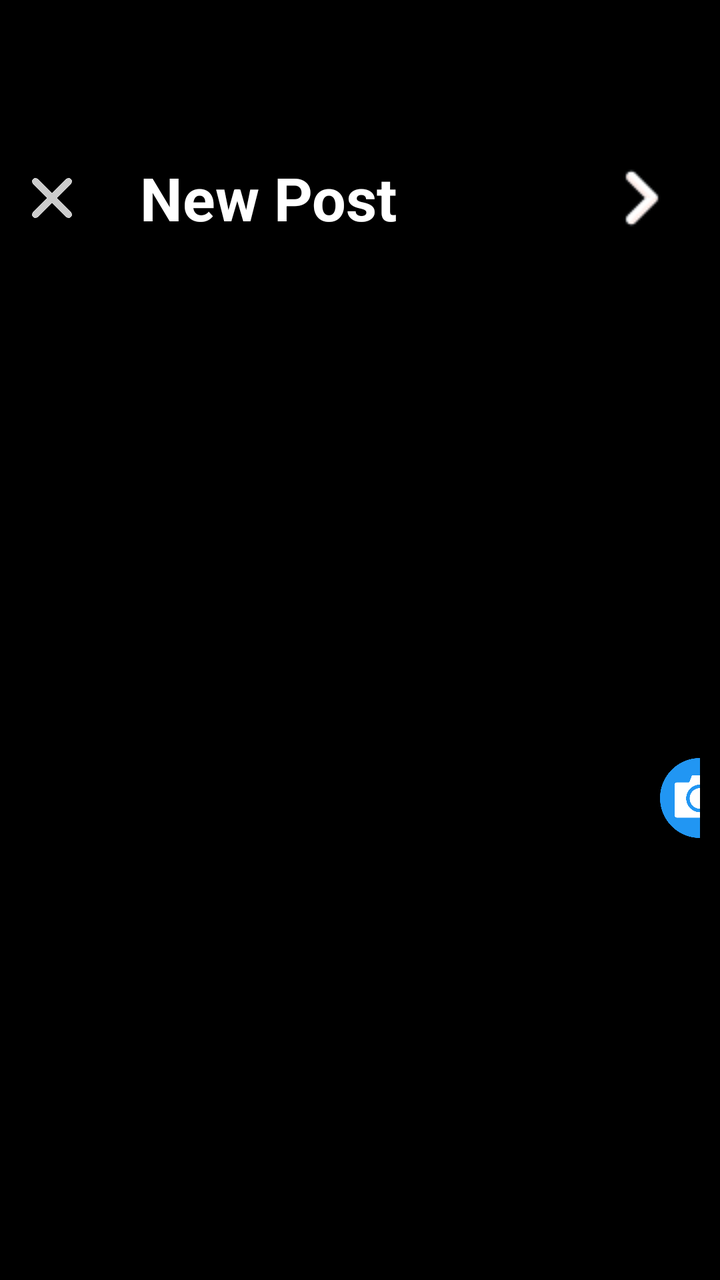
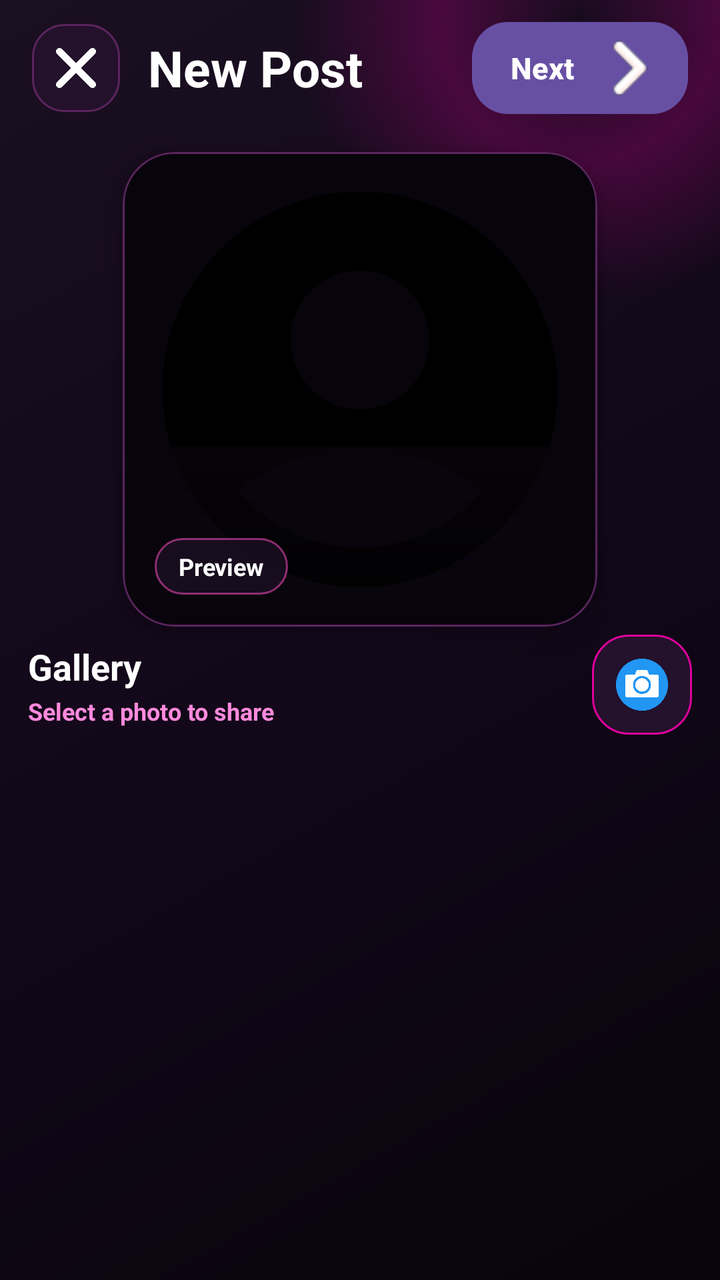

Before-and-after screenshots of an Android layout around one commit, followed by the original layout XML and the change that was made.
<!-- AndroidManifest.xml: application theme Theme.Instagram -->
<!-- res/layout/fragment_post.xml -->
<LinearLayout xmlns:android="http://schemas.android.com/apk/res/android"
    android:layout_width="match_parent"
    android:layout_height="match_parent"
    android:id="@+id/linearPost"
    android:background="@color/black"
    xmlns:app="http://schemas.android.com/apk/res-auto"
    android:orientation="vertical">


    <androidx.appcompat.widget.Toolbar
        android:layout_width="match_parent"
        android:layout_height="wrap_content"
        android:background="@color/black"
        android:layout_marginTop="40dp"
        >

        <ImageView
            android:layout_width="20dp"
            android:layout_height="20dp"
            android:src="@drawable/cross"
            android:id="@+id/cross"
            android:layout_marginLeft="10dp"
            android:layout_marginRight="20dp"/>
        <TextView
            android:layout_width="wrap_content"
            android:layout_height="wrap_content"
            android:text="New Post"
            android:layout_marginLeft="20dp"
            android:textSize="30sp"
            android:textStyle="bold"
            android:textColor="@color/white"/>

        <Button
            android:layout_width="wrap_content"
            android:layout_height="wrap_content"
            android:textSize="20sp"
            android:backgroundTint="@color/black"
            android:id="@+id/nextPostt"
            android:text="Next"
            android:drawableRight="@drawable/right"
            android:drawablePadding="10dp"
            android:textAlignment="textEnd"
            android:layout_marginLeft="80dp"
            android:clickable="true"
            android:focusable="true"
            android:textStyle="bold"
            android:textColor="@color/white"/>
    </androidx.appcompat.widget.Toolbar>


    
    <ImageView
        android:id="@+id/selectedImageView"
        android:layout_width="match_parent"
        android:layout_height="0dp"
        android:src="@drawable/user"
        android:layout_weight="1"
        android:scaleType="centerCrop"
        android:background="@color/black" />

 <LinearLayout
     android:layout_width="wrap_content"
     android:layout_height="wrap_content"
     android:layout_margin="10dp"
     android:orientation="horizontal">

     <ImageView
         android:layout_width="40dp"
         android:layout_height="40dp"
         android:src="@drawable/camera"
         android:id="@+id/camera"
         android:layout_marginLeft="320dp"
         android:layout_marginRight="20dp"/>

 </LinearLayout>

    

    <androidx.recyclerview.widget.RecyclerView
        android:id="@+id/galleryRecyclerView"
        android:layout_width="match_parent"
        android:layout_height="0dp"
        android:layout_weight="1"
        android:padding="8dp"

        app:spanCount="4"
        android:orientation="vertical" />
</LinearLayout>
<!-- resources referenced by this layout -->
<resources>
  <color name="black">#FF000000</color>
  <color name="white">#FFFFFFFF</color>
  <style name="Theme.Instagram" parent="Base.Theme.Instagram" />
  <style name="Base.Theme.Instagram" parent="Theme.Material3.DayNight.NoActionBar">
          
          
      </style>
  <!-- unchanged entries left out for length: 4 -->
</resources>

<!-- the commit's change to res/layout/fragment_post.xml (unified diff, before → after) -->
@@ -1,88 +1,232 @@
-<LinearLayout xmlns:android="http://schemas.android.com/apk/res/android"
+<?xml version="1.0" encoding="utf-8"?>
+<androidx.constraintlayout.widget.ConstraintLayout xmlns:android="http://schemas.android.com/apk/res/android"
+    xmlns:app="http://schemas.android.com/apk/res-auto"
+    xmlns:tools="http://schemas.android.com/tools"
+    android:id="@+id/linearPost"
     android:layout_width="match_parent"
     android:layout_height="match_parent"
-    android:id="@+id/linearPost"
-    android:background="@color/black"
-    xmlns:app="http://schemas.android.com/apk/res-auto"
-    android:orientation="vertical">
-
-
+    android:background="@drawable/bg_post_gallery_screen"
+    android:fitsSystemWindows="true">
+
+    
+    <View
+        android:layout_width="280dp"
+        android:layout_height="280dp"
+        android:layout_marginTop="-130dp"
+        android:layout_marginEnd="-70dp"
+        android:alpha="0.75"
+        android:background="@drawable/bg_pink_glow"
+        app:layout_constraintEnd_toEndOf="parent"
+        app:layout_constraintTop_toTopOf="parent" />
+
+    
     <androidx.appcompat.widget.Toolbar
-        android:layout_width="match_parent"
-        android:layout_height="wrap_content"
-        android:background="@color/black"
-        android:layout_marginTop="40dp"
-        >
-
-        <ImageView
-            android:layout_width="20dp"
-            android:layout_height="20dp"
-            android:src="@drawable/cross"
-            android:id="@+id/cross"
-            android:layout_marginLeft="10dp"
-            android:layout_marginRight="20dp"/>
-        <TextView
-            android:layout_width="wrap_content"
+        android:layout_width="0dp"
+        android:layout_height="68dp"
+        android:background="@android:color/transparent"
+        android:contentInsetStart="0dp"
+        android:contentInsetLeft="0dp"
+        android:paddingStart="16dp"
+        android:paddingEnd="16dp"
+        app:contentInsetEnd="0dp"
+        app:contentInsetStart="0dp"
+        app:layout_constraintEnd_toEndOf="parent"
+        app:layout_constraintStart_toStartOf="parent"
+        app:layout_constraintTop_toTopOf="parent">
+
+        <LinearLayout
+            android:layout_width="match_parent"
+            android:layout_height="match_parent"
+            android:gravity="center_vertical"
+            android:orientation="horizontal">
+
+            <FrameLayout
+                android:layout_width="44dp"
+                android:layout_height="44dp"
+                android:background="@drawable/bg_post_gallery_icon_box">
+
+                <ImageView
+                    android:id="@+id/cross"
+                    android:layout_width="20dp"
+                    android:layout_height="20dp"
+                    android:layout_gravity="center"
+                    android:contentDescription="Close"
+                    android:src="@drawable/cross"
+                    app:tint="#FFFFFF" />
+
+            </FrameLayout>
+
+            <TextView
+                android:layout_width="0dp"
+                android:layout_height="wrap_content"
+                android:layout_marginStart="14dp"
+                android:layout_weight="1"
+                android:ellipsize="end"
+                android:maxLines="1"
+                android:text="New Post"
+                android:textColor="#FFFFFF"
+                android:textSize="25sp"
+                android:textStyle="bold" />
+
+            <Button
+                android:id="@+id/nextPostt"
+                android:layout_width="108dp"
+                android:layout_height="46dp"
+                android:background="@drawable/bg_post_next_button"
+                android:drawableEnd="@drawable/right"
+                android:drawablePadding="8dp"
+                android:gravity="center"
+                android:paddingStart="14dp"
+                android:paddingEnd="14dp"
+                android:stateListAnimator="@null"
+                android:text="Next"
+                android:textAllCaps="false"
+                android:textColor="#FFFFFF"
+                android:textSize="15sp"
+                android:textStyle="bold" />
+
+        </LinearLayout>
+
+    </androidx.appcompat.widget.Toolbar>
+
+    
+    <com.google.android.material.card.MaterialCardView
+        android:id="@+id/selectedImageCard"
+        android:layout_width="0dp"
+        android:layout_height="0dp"
+        android:layout_marginStart="14dp"
+        android:layout_marginTop="8dp"
+        android:layout_marginEnd="14dp"
+        app:cardBackgroundColor="#120819"
+        app:cardCornerRadius="26dp"
+        app:cardElevation="10dp"
+        app:strokeColor="#5B255D"
+        app:strokeWidth="1dp"
+        app:layout_constraintBottom_toTopOf="@id/galleryTopBar"
+        app:layout_constraintDimensionRatio="1:1"
+        app:layout_constraintEnd_toEndOf="parent"
+        app:layout_constraintHeight_max="390dp"
+        app:layout_constraintStart_toStartOf="parent"
+        app:layout_constraintTop_toBottomOf="@id/linearPostToolbarPlaceholder">
+
+        <FrameLayout
+            android:layout_width="match_parent"
+            android:layout_height="match_parent">
+
+            <ImageView
+                android:id="@+id/selectedImageView"
+                android:layout_width="match_parent"
+                android:layout_height="match_parent"
+                android:background="#08040C"
+                android:scaleType="centerCrop"
+                android:src="@drawable/user" />
+
+            <View
+                android:layout_width="match_parent"
+                android:layout_height="90dp"
+                android:layout_gravity="bottom"
+                android:background="@drawable/bg_preview_bottom_fade" />
+
+            <TextView
+                android:layout_width="wrap_content"
+                android:layout_height="wrap_content"
+                android:layout_gravity="bottom|start"
+                android:layout_marginStart="16dp"
+                android:layout_marginBottom="16dp"
+                android:background="@drawable/bg_preview_chip"
+                android:paddingStart="12dp"
+                android:paddingTop="6dp"
+                android:paddingEnd="12dp"
+                android:paddingBottom="6dp"
+                android:text="Preview"
+                android:textColor="#FFFFFF"
+                android:textSize="12sp"
+                android:textStyle="bold" />
+
+        </FrameLayout>
+
+    </com.google.android.material.card.MaterialCardView>
+
+    
+    <View
+        android:id="@+id/linearPostToolbarPlaceholder"
+        android:layout_width="0dp"
+        android:layout_height="68dp"
+        app:layout_constraintEnd_toEndOf="parent"
+        app:layout_constraintStart_toStartOf="parent"
+        app:layout_constraintTop_toTopOf="parent" />
+
+    
+    <LinearLayout
+        android:id="@+id/galleryTopBar"
+        android:layout_width="0dp"
+        android:layout_height="58dp"
+        android:layout_marginStart="14dp"
+        android:layout_marginEnd="14dp"
+        android:gravity="center_vertical"
+        android:orientation="horizontal"
+        app:layout_constraintBottom_toTopOf="@id/galleryRecyclerView"
+        app:layout_constraintEnd_toEndOf="parent"
+        app:layout_constraintStart_toStartOf="parent">
+
+        <LinearLayout
+            android:layout_width="0dp"
             android:layout_height="wrap_content"
-            android:text="New Post"
-            android:layout_marginLeft="20dp"
-            android:textSize="30sp"
-            android:textStyle="bold"
-            android:textColor="@color/white"/>
-
-        <Button
-            android:layout_width="wrap_content"
-            android:layout_height="wrap_content"
-            android:textSize="20sp"
-            android:backgroundTint="@color/black"
-            android:id="@+id/nextPostt"
-            android:text="Next"
-            android:drawableRight="@drawable/right"
-            android:drawablePadding="10dp"
-            android:textAlignment="textEnd"
-            android:layout_marginLeft="80dp"
-            android:clickable="true"
-            android:focusable="true"
-            android:textStyle="bold"
-            android:textColor="@color/white"/>
-    </androidx.appcompat.widget.Toolbar>
-
-
-    
-    <ImageView
-        android:id="@+id/selectedImageView"
-        android:layout_width="match_parent"
-        android:layout_height="0dp"
-        android:src="@drawable/user"
-        android:layout_weight="1"
-        android:scaleType="centerCrop"
-        android:background="@color/black" />
-
- <LinearLayout
-     android:layout_width="wrap_content"
-     android:layout_height="wrap_content"
-     android:layout_margin="10dp"
-     android:orientation="horizontal">
-
-     <ImageView
-         android:layout_width="40dp"
-         android:layout_height="40dp"
-         android:src="@drawable/camera"
-         android:id="@+id/camera"
-         android:layout_marginLeft="320dp"
-         android:layout_marginRight="20dp"/>
-
- </LinearLayout>
-
-    
-
+            android:layout_weight="1"
+            android:orientation="vertical">
+
+            <TextView
+                android:layout_width="wrap_content"
+                android:layout_height="wrap_content"
+                android:text="Gallery"
+                android:textColor="#FFFFFF"
+                android:textSize="18sp"
+                android:textStyle="bold" />
+
+            <TextView
+                android:layout_width="wrap_content"
+                android:layout_height="wrap_content"
+                android:layout_marginTop="2dp"
+                android:text="Select a photo to share"
+                android:textColor="#FF8ADC"
+                android:textSize="12sp"
+                android:textStyle="bold" />
+
+        </LinearLayout>
+
+        <FrameLayout
+            android:layout_width="50dp"
+            android:layout_height="50dp"
+            android:background="@drawable/bg_post_gallery_camera_box_soft">
+
+            <ImageView
+                android:id="@+id/camera"
+                android:layout_width="26dp"
+                android:layout_height="26dp"
+                android:layout_gravity="center"
+                android:contentDescription="Camera"
+                android:src="@drawable/camera" />
+
+        </FrameLayout>
+
+    </LinearLayout>
+
+    
     <androidx.recyclerview.widget.RecyclerView
         android:id="@+id/galleryRecyclerView"
-        android:layout_width="match_parent"
+        android:layout_width="0dp"
         android:layout_height="0dp"
-        android:layout_weight="1"
-        android:padding="8dp"
-
+        android:clipToPadding="false"
+        android:overScrollMode="never"
+        android:paddingStart="10dp"
+        android:paddingTop="6dp"
+        android:paddingEnd="10dp"
+        android:paddingBottom="18dp"
+        app:layoutManager="androidx.recyclerview.widget.GridLayoutManager"
         app:spanCount="4"
-        android:orientation="vertical" />
-</LinearLayout>
+        app:layout_constraintBottom_toBottomOf="parent"
+        app:layout_constraintEnd_toEndOf="parent"
+        app:layout_constraintHeight_percent="0.42"
+        app:layout_constraintStart_toStartOf="parent"/>
+
+</androidx.constraintlayout.widget.ConstraintLayout>
<!-- resource entries referenced after the edit -->
@@ -1,7 +1,124 @@
 <!-- resources referenced by this layout -->
 <resources>
-  <color name="black">#FF000000</color>
-  <color name="white">#FFFFFFFF</color>
+  <!-- drawable bg_pink_glow (drawable) -->
+  <?xml version="1.0" encoding="utf-8"?>
+  <shape xmlns:android="http://schemas.android.com/apk/res/android"
+      android:shape="oval">
+  
+      <gradient
+          android:type="radial"
+          android:gradientRadius="140dp"
+          android:centerColor="#55DE019C"
+          android:endColor="#00000000" />
+  
+  </shape>
+  <!-- drawable bg_post_gallery_camera_box_soft (drawable) -->
+  <?xml version="1.0" encoding="utf-8"?>
+  <selector xmlns:android="http://schemas.android.com/apk/res/android">
+  
+      <item android:state_pressed="true">
+          <shape>
+              <gradient
+                  android:angle="135"
+                  android:startColor="#DE019C"
+                  android:endColor="#7B2CFF" />
+              <corners android:radius="18dp" />
+          </shape>
+      </item>
+  
+      <item>
+          <shape>
+              <solid android:color="#24112C" />
+              <corners android:radius="18dp" />
+              <stroke
+                  android:width="1dp"
+                  android:color="#DE019C" />
+          </shape>
+      </item>
+  
+  </selector>
+  <!-- drawable bg_post_gallery_icon_box (drawable) -->
+  <?xml version="1.0" encoding="utf-8"?>
+  <selector xmlns:android="http://schemas.android.com/apk/res/android">
+  
+      <item android:state_pressed="true">
+          <shape>
+              <solid android:color="#321438" />
+              <corners android:radius="16dp" />
+              <stroke
+                  android:width="1dp"
+                  android:color="#DE019C" />
+          </shape>
+      </item>
+  
+      <item>
+          <shape>
+              <solid android:color="#24112C" />
+              <corners android:radius="16dp" />
+              <stroke
+                  android:width="1dp"
+                  android:color="#5B255D" />
+          </shape>
+      </item>
+  
+  </selector>
+  <!-- drawable bg_post_gallery_screen (drawable) -->
+  <?xml version="1.0" encoding="utf-8"?>
+  <shape xmlns:android="http://schemas.android.com/apk/res/android">
+  
+      <gradient
+          android:angle="135"
+          android:startColor="#08040C"
+          android:centerColor="#120819"
+          android:endColor="#1B0F22" />
+  
+  </shape>
+  <!-- drawable bg_post_next_button (drawable) -->
+  <?xml version="1.0" encoding="utf-8"?>
+  <selector xmlns:android="http://schemas.android.com/apk/res/android">
+  
+      <item android:state_pressed="true">
+          <shape>
+              <solid android:color="#B90083" />
+              <corners android:radius="18dp" />
+          </shape>
+      </item>
+  
+      <item>
+          <shape>
+              <gradient
+                  android:angle="135"
+                  android:startColor="#DE019C"
+                  android:centerColor="#FF4FC3"
+                  android:endColor="#7B2CFF" />
+              <corners android:radius="18dp" />
+          </shape>
+      </item>
+  
+  </selector>
+  <!-- drawable bg_preview_bottom_fade (drawable) -->
+  <?xml version="1.0" encoding="utf-8"?>
+  <shape xmlns:android="http://schemas.android.com/apk/res/android">
+  
+      <gradient
+          android:angle="90"
+          android:startColor="#00000000"
+          android:endColor="#CC08040C" />
+  
+  </shape>
+  <!-- drawable bg_preview_chip (drawable) -->
+  <?xml version="1.0" encoding="utf-8"?>
+  <shape xmlns:android="http://schemas.android.com/apk/res/android">
+  
+      <solid android:color="#CC1B0F22" />
+  
+      <corners android:radius="40dp" />
+  
+      <stroke
+          android:width="1dp"
+          android:color="#88FF4FC3" />
+  
+  </shape>
   <style name="Theme.Instagram" parent="Base.Theme.Instagram" />
   <style name="Base.Theme.Instagram" parent="Theme.Material3.DayNight.NoActionBar">
           
